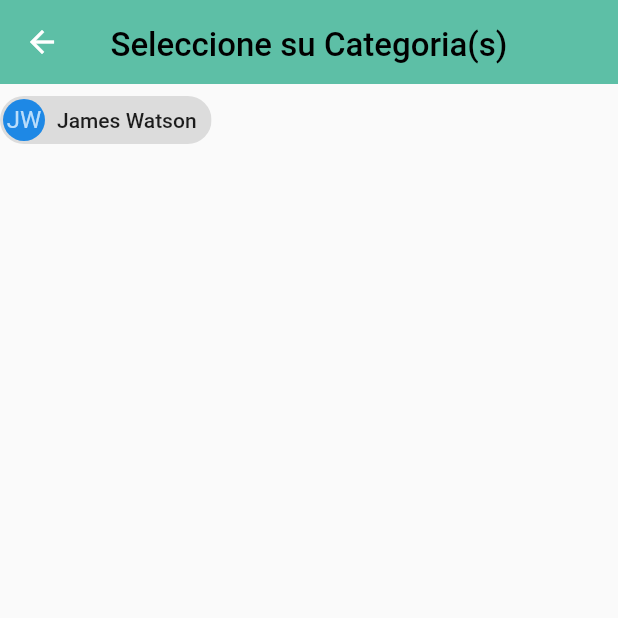
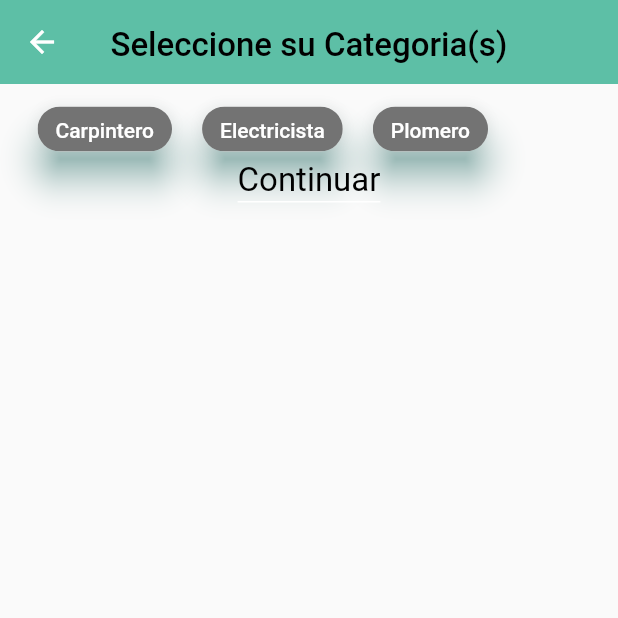
Before and after one commit to JhonatanWCL99/topicosflutter, a Flutter app: the CreateNewAccount2 screen opened directly, on a phone screen of 412 x 824 dp, the top half of it. Run offline on Flutter 3.47's test engine with Material 2 defaults, Android fonts, the phone set to English and light mode, and no system bars; our stand-ins replace firebase_core, firebase_storage, font_awesome_flutter, google_maps_flutter, image_picker, sqflite; accounts and stored records are empty.

```diff
--- a/lib/data/my_database.dart
+++ b/lib/data/my_database.dart
@@ -29,7 +29,10 @@ class MyDatabase {
       db.execute('CREATE TABLE datos_basicos (id INTEGER PRIMARY KEY AUTOINCREMENT, ' +
           'ci INTEGER not null, nombre TEXT not null,direccion TEXT not null, ' +
           'estado TEXT not null, img_perfil TEXT not null, telefono INTEGER not null, ' +
-          'sexo TEXT not null, tipo TEXT not null)');
+          'sexo TEXT not null, tipo TEXT not null);'
+          + 'CREATE TABLE categorias (id INTEGER PRIMARY KEY AUTOINCREMENT, ' +
+          'nombre TEXT not null)');
+
     });
     return database;
   }
--- a/lib/main.dart
+++ b/lib/main.dart
@@ -1,5 +1,6 @@
 import 'package:flutter/material.dart';
 import "package:firebase_core/firebase_core.dart" as firebase_core;
+import 'package:registro_login/screens/create-new-account-2.dart';
 import 'package:registro_login/screens/create-new-account-3.dart';
 import 'package:registro_login/screens/create-new-account-4.dart';
 import 'package:registro_login/screens/create-new-account.dart';
@@ -20,7 +21,7 @@ class MyApp extends StatelessWidget {
       title: 'Material App',
       initialRoute: "/",
       routes: {
-        '/': (context) => CreateNewAccount3(),
+        '/': (context) => CreateNewAccount2(),
         'ForgotPassword': (context) => ForgotPassword(),
         'CreateNewAccount': (context) => CreateNewAccount(),
         'CreateNewAccountFin': (context) => CreateNewAccountFin()
--- a/lib/screens/create-new-account-2.dart
+++ b/lib/screens/create-new-account-2.dart
@@ -1,9 +1,9 @@
 import 'dart:ui';
 
 import 'package:flutter/material.dart';
-import 'package:font_awesome_flutter/font_awesome_flutter.dart';
+import 'package:flutter/rendering.dart';
 import 'package:registro_login/pallete.dart';
-import 'package:registro_login/widgets/widgets.dart';
+import 'package:registro_login/data/my_database.dart';
 
 class CreateNewAccount2 extends StatelessWidget {
   @override
@@ -18,34 +18,95 @@ class CreateNewAccount2 extends StatelessWidget {
           ),
           centerTitle: true,
         ),
-        body: Categoria());
+        body: Categorias());
   }
 }
 
-class Categoria extends StatefulWidget {
+class Categorias extends StatefulWidget {
   @override
   StateCategoria createState() => StateCategoria();
 }
 
-class StateCategoria extends State<Categoria> {
+class StateCategoria extends State<Categorias> with TickerProviderStateMixin {
+  MyDatabase _myDatabase = MyDatabase();
+  List<String> opciones = ['Carpintero', 'Electricista', 'Plomero'];
+  List<bool> seleccionado = [false, false, false];
+
+  @override
+  void initState() {
+    _myDatabase
+        .initialize()
+        .then((value) => '..................database intialize');
+    super.initState();
+  }
+
+  Widget _buildChips() {
+    List<Widget> chips = new List();
+
+    for (int i = 0; i < opciones.length; i++) {
+      FilterChip filterChip = FilterChip(
+        selected: seleccionado[i],
+        label: Text(
+          opciones[i],
+          style: TextStyle(color: Colors.white),
+        ),
+        // avatar: FlutterLogo(),
+        elevation: 10,
+        pressElevation: 5,
+        shadowColor: Colors.teal,
+        backgroundColor: Colors.black54,
+        selectedColor: Colors.blue,
+        onSelected: (bool selected) {
+          setState(() {
+            seleccionado[i] = selected;
+          });
+        },
+      );
+
+      chips.add(Padding(
+        padding: EdgeInsets.symmetric(horizontal: 10),
+        child: filterChip,
+      ));
+    }
+    return ListView(scrollDirection: Axis.horizontal, children: chips);
+  }
+
   @override
   Widget build(BuildContext context) {
     return Scaffold(
-        body: Column(children: [
-      InputChip(
-        padding: EdgeInsets.all(2.0),
-        avatar: CircleAvatar(
-          backgroundColor: Colors.blue.shade600,
-          child: Text('JW'),
+      body: Padding(
+        padding: const EdgeInsets.all(15.0),
+        child: Column(
+          children: <Widget>[
+            Container(
+              height: 30,
+              child: _buildChips(),
+            ),
+            GestureDetector(
+              onTap: () {
+                print(seleccionado);
+                for (int i = 0; i < seleccionado.length; i++) {
+                  if (seleccionado[i]) {
+                    final Map<String, dynamic> map = {"nombre": opciones[i]};
+                    print(map);
+                    // _myDatabase.insert(map, "categorias");
+                  }
+                }
+                // Navigator.pushNamed(context, 'CreateNewAccount');
+              },
+              child: Container(
+                child: Text(
+                  'Continuar',
+                  style: kBodyText,
+                ),
+                decoration: BoxDecoration(
+                    border:
+                        Border(bottom: BorderSide(width: 1, color: kWhite))),
+              ),
+            ),
+          ],
         ),
-        label: Text('James Watson'),
-        //selected: _isSelected,
-        selectedColor: Colors.green,
-        onSelected: (bool selected) {
-          setState(() {
-        // _isSelected = selected;
-       });
-      )
-    ]));
+      ),
+    );
   }
 }
```
